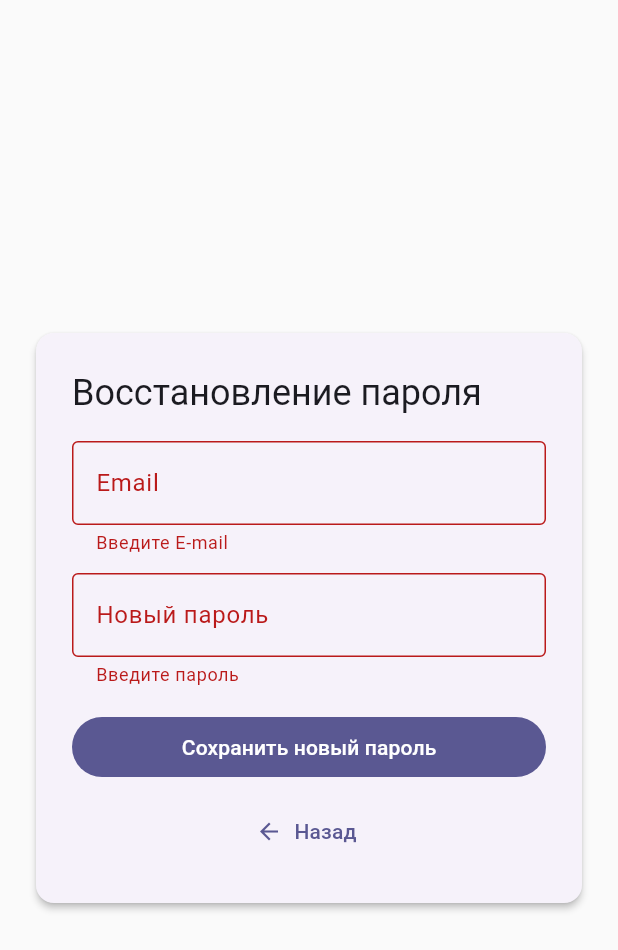
After one commit to ruslanflutterdev/Psychologist, a Flutter app: the ForgotScreen screen opened by its route, after a tap on "Сохранить новый пароль", on a phone screen of 412 x 824 dp. The commit adds this screen. Shown: the top 950 px of the screen. Run offline on Flutter 3.47's test engine with Material 3 defaults, Android fonts, the phone set to English and light mode, and no system bars; our stand-ins replace fl_chart, flutter_bloc.

Commit message:
разделил экран на виджеты, вынес функции из билда

```diff
--- a/lib/core/router/app_router.dart
+++ b/lib/core/router/app_router.dart
@@ -3,7 +3,7 @@ import 'package:flutter_bloc/flutter_bloc.dart';
 import 'package:heros_journey/core/services/service_registry.dart';
 import 'package:heros_journey/core/session/session_cubit.dart';
 import 'package:heros_journey/features/auth_forgot/view/forgot_screen.dart';
-import 'package:heros_journey/features/auth_forgot/viewmodel/forgot_bloc.dart';
+import 'package:heros_journey/features/auth_forgot/viewmodel/services/forgot_bloc.dart';
 import 'package:heros_journey/features/auth_login/view/login_screen.dart';
 import 'package:heros_journey/features/auth_login/viewmodel/services/login_bloc.dart';
 import 'package:heros_journey/features/auth_registration/view/registration_screen.dart';
--- a/lib/features/auth_forgot/viewmodel/forgot_bloc.dart
+++ b/lib/features/auth_forgot/viewmodel/services/forgot_bloc.dart
@@ -1,7 +1,7 @@
 import 'package:flutter_bloc/flutter_bloc.dart';
 import 'package:heros_journey/core/errors/auth_exception.dart';
-import 'package:heros_journey/features/auth_forgot/viewmodel/forgot_event.dart';
-import 'package:heros_journey/features/auth_forgot/viewmodel/forgot_state.dart';
+import 'package:heros_journey/features/auth_forgot/viewmodel/services/forgot_event.dart';
+import 'package:heros_journey/features/auth_forgot/viewmodel/services/forgot_state.dart';
 import 'package:heros_journey/features/auth_registration/viewmodel/services/auth_service.dart';
 
 class ForgotBloc extends Bloc<ForgotEvent, ForgotState> {
--- /dev/null
+++ b/lib/features/auth_forgot/viewmodel/widgets/forgot_card.dart
@@ -0,0 +1,32 @@
+import 'package:flutter/material.dart';
+import 'package:flutter_bloc/flutter_bloc.dart';
+import 'package:heros_journey/features/auth_forgot/viewmodel/services/forgot_bloc.dart';
+import 'package:heros_journey/features/auth_forgot/viewmodel/services/forgot_state.dart';
+import 'package:heros_journey/features/auth_forgot/viewmodel/widgets/forgot_form.dart';
+
+class ForgotCard extends StatelessWidget {
+  const ForgotCard({super.key});
+
+  @override
+  Widget build(BuildContext context) {
+    return Card(
+      margin: const EdgeInsets.all(24),
+      elevation: 2,
+      child: Padding(
+        padding: const EdgeInsets.all(24),
+        child: BlocConsumer<ForgotBloc, ForgotState>(
+          listenWhen: (p, c) => p.isSuccess != c.isSuccess,
+          listener: (context, state) {
+            if (state.isSuccess) {
+              ScaffoldMessenger.of(context).showSnackBar(
+                const SnackBar(content: Text('Пароль изменён')),
+              );
+              Navigator.of(context).pushReplacementNamed('/login');
+            }
+          },
+          builder: (context, state) => ForgotForm(state: state),
+        ),
+      ),
+    );
+  }
+}
--- /dev/null
+++ b/lib/features/auth_forgot/viewmodel/widgets/forgot_form.dart
@@ -0,0 +1,120 @@
+import 'package:flutter/material.dart';
+import 'package:flutter_bloc/flutter_bloc.dart';
+import 'package:heros_journey/features/auth_forgot/viewmodel/services/forgot_bloc.dart';
+import 'package:heros_journey/features/auth_forgot/viewmodel/services/forgot_event.dart';
+import 'package:heros_journey/features/auth_forgot/viewmodel/services/forgot_state.dart';
+
+
+class ForgotForm extends StatefulWidget {
+  final ForgotState state;
+  const ForgotForm({super.key, required this.state});
+
+  @override
+  State<ForgotForm> createState() => _ForgotFormState();
+}
+
+class _ForgotFormState extends State<ForgotForm> {
+  late final GlobalKey<FormState> _formKey;
+  late final TextEditingController _emailCtrl;
+  late final TextEditingController _passCtrl;
+
+
+  @override
+  void initState() {
+    super.initState();
+    _formKey = GlobalKey<FormState>();
+    _emailCtrl = TextEditingController();
+    _passCtrl = TextEditingController();
+  }
+
+  @override
+  void dispose() {
+    _emailCtrl.dispose();
+    _passCtrl.dispose();
+    super.dispose();
+  }
+
+  void _submit() {
+    if (!_formKey.currentState!.validate()) return;
+    context.read<ForgotBloc>().add(
+      ForgotSubmitted(email: _emailCtrl.text, newPassword: _passCtrl.text),
+    );
+  }
+
+  void _goBack() {
+    context.read<ForgotBloc>().add(ForgotBackPressed());
+    Navigator.of(context).pushReplacementNamed('/login');
+  }
+
+  @override
+  Widget build(BuildContext context) {
+    final state = widget.state;
+    final theme = Theme.of(context);
+
+    return Form(
+      key: _formKey,
+      child: Column(
+        mainAxisSize: MainAxisSize.min,
+        crossAxisAlignment: CrossAxisAlignment.stretch,
+        children: [
+          Text('Восстановление пароля', style: theme.textTheme.headlineSmall),
+          const SizedBox(height: 16),
+
+          TextFormField(
+            controller: _emailCtrl,
+            keyboardType: TextInputType.emailAddress,
+            autofillHints: const [AutofillHints.email],
+            decoration: const InputDecoration(labelText: 'Email'),
+            validator: (v) {
+              final val = v?.trim() ?? '';
+              if (val.isEmpty) return 'Введите E-mail';
+              if (!val.contains('@')) return 'Некорректный E-mail';
+              return null;
+            },
+          ),
+          const SizedBox(height: 12),
+
+          TextFormField(
+            controller: _passCtrl,
+            obscureText: true,
+            decoration: const InputDecoration(labelText: 'Новый пароль'),
+            validator: (v) {
+              final val = v?.trim() ?? '';
+              if (val.isEmpty) return 'Введите пароль';
+              if (val.length < 6) return 'Минимум 6 символов';
+              return null;
+            },
+          ),
+          const SizedBox(height: 16),
+
+          if (state.errorMessage != null)
+            Padding(
+              padding: const EdgeInsets.only(bottom: 8),
+              child: Text(
+                state.errorMessage!,
+                style: theme.textTheme.bodyMedium!
+                    .copyWith(color: theme.colorScheme.error),
+              ),
+            ),
+
+          FilledButton(
+            onPressed: state.isLoading ? null : _submit,
+            child: state.isLoading
+                ? const SizedBox(
+              height: 20, width: 20,
+              child: CircularProgressIndicator(strokeWidth: 2),
+            )
+                : const Text('Сохранить новый пароль'),
+          ),
+          const SizedBox(height: 8),
+
+          TextButton.icon(
+            onPressed: state.isLoading ? null : _goBack,
+            icon: const Icon(Icons.arrow_back),
+            label: const Text('Назад'),
+          ),
+        ],
+      ),
+    );
+  }
+}
```
Also changed, not shown: lib/features/auth_forgot/view/forgot_screen.dart (+3 -136 lines), lib/features/auth_forgot/viewmodel/services/forgot_event.dart (renamed from lib/features/auth_forgot/viewmodel/forgot_event.dart), lib/features/auth_forgot/viewmodel/services/forgot_state.dart (renamed from lib/features/auth_forgot/viewmodel/forgot_state.dart).
